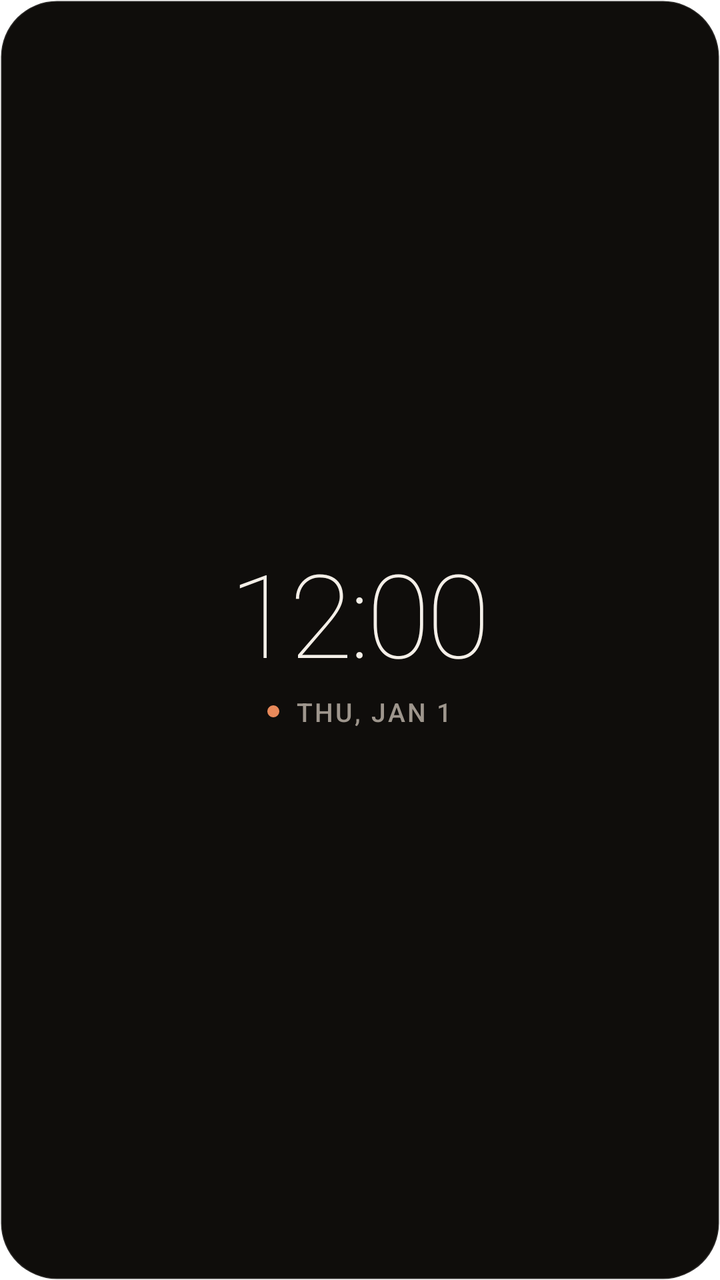
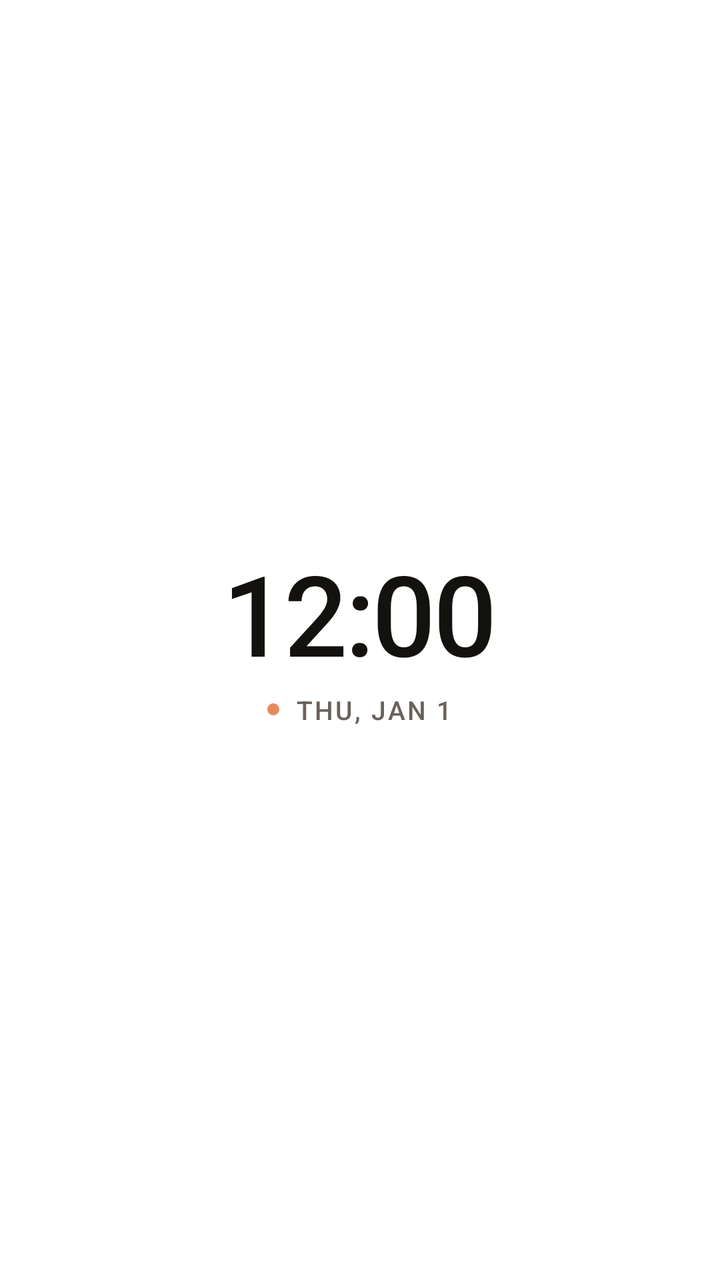

Two renders of the same Android screen: before a commit and after it. Below are the layout's source before the change and the commit's diff.
<!-- AndroidManifest.xml: fallback theme Theme.MaterialComponents.DayNight.NoActionBar -->
<!-- res/layout/widget_clock_monolith.xml -->
<?xml version="1.0" encoding="utf-8"?>
<LinearLayout xmlns:android="http://schemas.android.com/apk/res/android"
    android:id="@+id/widget_root"
    android:layout_width="match_parent"
    android:layout_height="match_parent"
    android:orientation="vertical"
    android:gravity="center"
    android:padding="20dp"
    android:background="@drawable/widget_background_dark">

    <TextClock
        android:id="@+id/clock_time"
        android:layout_width="wrap_content"
        android:layout_height="wrap_content"
        android:format12Hour="hh:mm"
        android:format24Hour="HH:mm"
        android:textSize="58sp"
        android:fontFamily="sans-serif-thin"
        android:textColor="#F4EFE8"
        android:letterSpacing="-0.03"
        android:includeFontPadding="false" />

    <LinearLayout
        android:layout_width="wrap_content"
        android:layout_height="wrap_content"
        android:orientation="horizontal"
        android:gravity="center_vertical"
        android:layout_marginTop="4dp">

        <ImageView
            android:id="@+id/clock_dot"
            android:layout_width="6dp"
            android:layout_height="6dp"
            android:background="@drawable/widget_pill_accent"
            android:layout_marginEnd="8dp" />

        <TextClock
            android:id="@+id/clock_date"
            android:layout_width="wrap_content"
            android:layout_height="wrap_content"
            android:format12Hour="EEE, MMM d"
            android:format24Hour="EEE, d MMM"
            android:textSize="13sp"
            android:fontFamily="sans-serif-medium"
            android:textColor="#9E968D"
            android:letterSpacing="0.08"
            android:textAllCaps="true" />
    </LinearLayout>
</LinearLayout>
<!-- resources referenced by this layout -->
<resources>
  <!-- drawable widget_background_dark (drawable) -->
  <?xml version="1.0" encoding="utf-8"?>
  <shape xmlns:android="http://schemas.android.com/apk/res/android"
      android:shape="rectangle">
      <solid android:color="#0F0D0B" />
      <corners android:radius="28dp" />
      <stroke android:width="1dp" android:color="#1FFFFFFF" />
  </shape>
  <!-- drawable widget_pill_accent (drawable) -->
  <?xml version="1.0" encoding="utf-8"?>
  <shape xmlns:android="http://schemas.android.com/apk/res/android"
      android:shape="rectangle">
      <solid android:color="#E8895A" />
      <corners android:radius="999dp" />
  </shape>
</resources>

<!-- the commit's change to res/layout/widget_clock_monolith.xml (unified diff, before → after) -->
@@ -1,49 +1,60 @@
 <?xml version="1.0" encoding="utf-8"?>
-<LinearLayout xmlns:android="http://schemas.android.com/apk/res/android"
+<FrameLayout xmlns:android="http://schemas.android.com/apk/res/android"
     android:id="@+id/widget_root"
     android:layout_width="match_parent"
-    android:layout_height="match_parent"
-    android:orientation="vertical"
-    android:gravity="center"
-    android:padding="20dp"
-    android:background="@drawable/widget_background_dark">
+    android:layout_height="match_parent">
 
-    <TextClock
-        android:id="@+id/clock_time"
-        android:layout_width="wrap_content"
-        android:layout_height="wrap_content"
-        android:format12Hour="hh:mm"
-        android:format24Hour="HH:mm"
-        android:textSize="58sp"
-        android:fontFamily="sans-serif-thin"
-        android:textColor="#F4EFE8"
-        android:letterSpacing="-0.03"
-        android:includeFontPadding="false" />
+    
+    <ImageView
+        android:id="@+id/widget_bg"
+        android:layout_width="match_parent"
+        android:layout_height="match_parent"
+        android:scaleType="fitXY" />
 
     <LinearLayout
-        android:layout_width="wrap_content"
-        android:layout_height="wrap_content"
-        android:orientation="horizontal"
-        android:gravity="center_vertical"
-        android:layout_marginTop="4dp">
-
-        <ImageView
-            android:id="@+id/clock_dot"
-            android:layout_width="6dp"
-            android:layout_height="6dp"
-            android:background="@drawable/widget_pill_accent"
-            android:layout_marginEnd="8dp" />
+        android:layout_width="match_parent"
+        android:layout_height="match_parent"
+        android:orientation="vertical"
+        android:gravity="center"
+        android:padding="16dp">
 
         <TextClock
-            android:id="@+id/clock_date"
+            android:id="@+id/clock_time"
             android:layout_width="wrap_content"
             android:layout_height="wrap_content"
-            android:format12Hour="EEE, MMM d"
-            android:format24Hour="EEE, d MMM"
-            android:textSize="13sp"
+            android:format12Hour="hh:mm"
+            android:format24Hour="HH:mm"
+            android:textSize="56sp"
             android:fontFamily="sans-serif-medium"
-            android:textColor="#9E968D"
-            android:letterSpacing="0.08"
-            android:textAllCaps="true" />
+            android:textColor="#14120E"
+            android:letterSpacing="-0.02"
+            android:includeFontPadding="false" />
+
+        <LinearLayout
+            android:layout_width="wrap_content"
+            android:layout_height="wrap_content"
+            android:orientation="horizontal"
+            android:gravity="center_vertical"
+            android:layout_marginTop="4dp">
+
+            <ImageView
+                android:id="@+id/clock_dot"
+                android:layout_width="6dp"
+                android:layout_height="6dp"
+                android:background="@drawable/widget_pill_accent"
+                android:layout_marginEnd="8dp" />
+
+            <TextClock
+                android:id="@+id/clock_date"
+                android:layout_width="wrap_content"
+                android:layout_height="wrap_content"
+                android:format12Hour="EEE, MMM d"
+                android:format24Hour="EEE, d MMM"
+                android:textSize="13sp"
+                android:fontFamily="sans-serif-medium"
+                android:textColor="#68625B"
+                android:letterSpacing="0.08"
+                android:textAllCaps="true" />
+        </LinearLayout>
     </LinearLayout>
-</LinearLayout>
+</FrameLayout>
<!-- resource entries referenced after the edit -->
@@ -1,13 +1,5 @@
 <!-- resources referenced by this layout -->
 <resources>
-  <!-- drawable widget_background_dark (drawable) -->
-  <?xml version="1.0" encoding="utf-8"?>
-  <shape xmlns:android="http://schemas.android.com/apk/res/android"
-      android:shape="rectangle">
-      <solid android:color="#0F0D0B" />
-      <corners android:radius="28dp" />
-      <stroke android:width="1dp" android:color="#1FFFFFFF" />
-  </shape>
   <!-- drawable widget_pill_accent (drawable) -->
   <?xml version="1.0" encoding="utf-8"?>
   <shape xmlns:android="http://schemas.android.com/apk/res/android"
